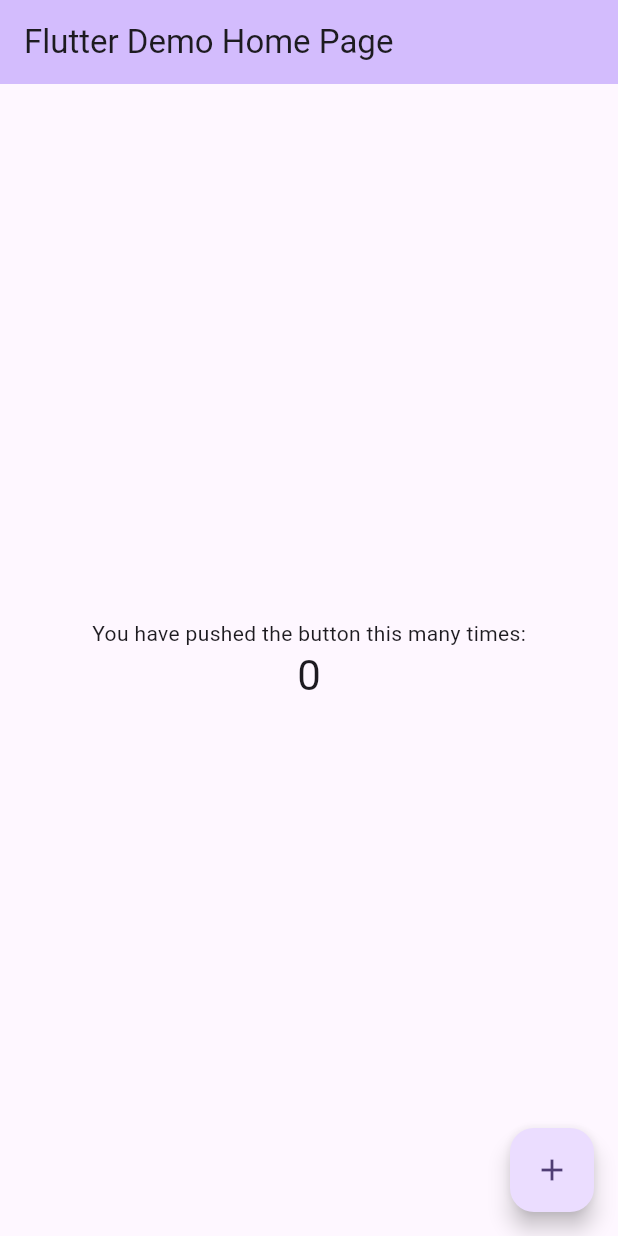
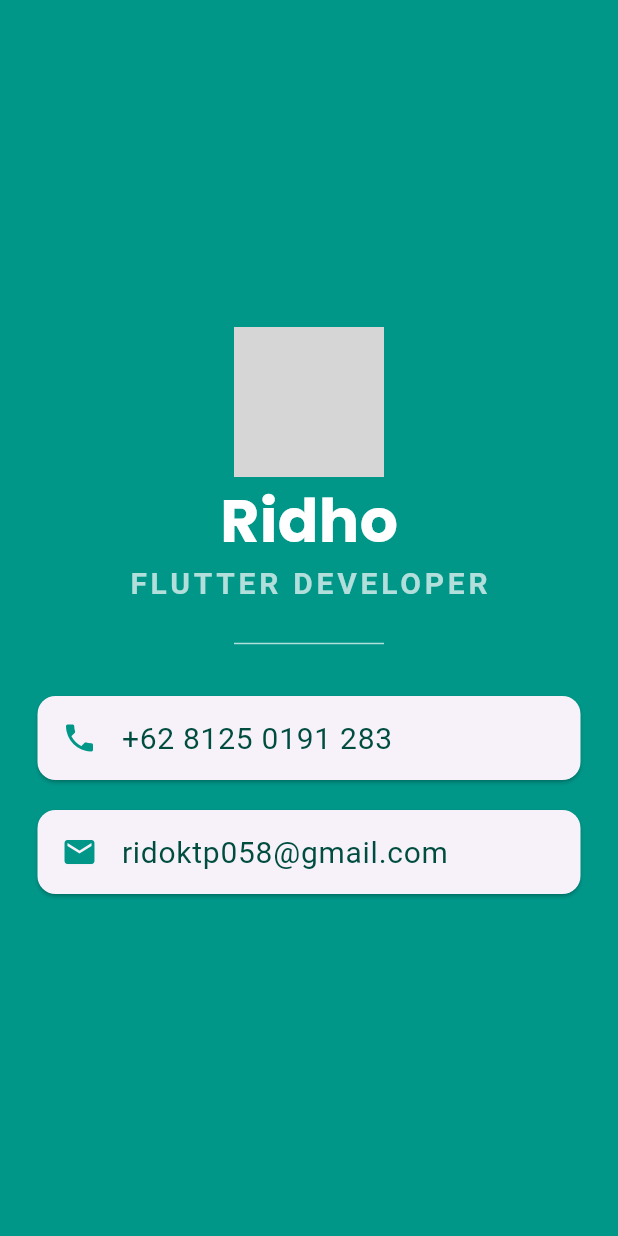
Before and after one commit to r306bsipnk/mbg_124b_presensi, a Flutter app: the screen it shows after launch, on a phone screen of 412 x 824 dp. Run offline on Flutter 3.47's test engine with Material 3 defaults, Android fonts, the phone set to English and light mode, and no system bars; our stand-ins replace google_fonts; Roboto replaces fonts that are missing (Source Sans Pro); grey boxes are pictures that could not be loaded.

Commit message:
membuat halaman profile

```diff
--- a/lib/main.dart
+++ b/lib/main.dart
@@ -1,4 +1,5 @@
 import 'package:flutter/material.dart';
+import 'package:presensi/views/profile_page.dart';
 
 void main() {
   runApp(const MyApp());
@@ -12,114 +13,7 @@ class MyApp extends StatelessWidget {
   Widget build(BuildContext context) {
     return MaterialApp(
       title: 'Flutter Demo',
-      theme: ThemeData(
-        // This is the theme of your application.
-        //
-        // TRY THIS: Try running your application with "flutter run". You'll see
-        // the application has a purple toolbar. Then, without quitting the app,
-        // try changing the seedColor in the colorScheme below to Colors.green
-        // and then invoke "hot reload" (save your changes or press the "hot
-        // reload" button in a Flutter-supported IDE, or press "r" if you used
-        // the command line to start the app).
-        //
-        // Notice that the counter didn't reset back to zero; the application
-        // state is not lost during the reload. To reset the state, use hot
-        // restart instead.
-        //
-        // This works for code too, not just values: Most code changes can be
-        // tested with just a hot reload.
-        colorScheme: ColorScheme.fromSeed(seedColor: Colors.deepPurple),
-        useMaterial3: true,
-      ),
-      home: const MyHomePage(title: 'Flutter Demo Home Page'),
+      home: CardProfile()
     );
   }
 }
-
-class MyHomePage extends StatefulWidget {
-  const MyHomePage({super.key, required this.title});
-
-  // This widget is the home page of your application. It is stateful, meaning
-  // that it has a State object (defined below) that contains fields that affect
-  // how it looks.
-
-  // This class is the configuration for the state. It holds the values (in this
-  // case the title) provided by the parent (in this case the App widget) and
-  // used by the build method of the State. Fields in a Widget subclass are
-  // always marked "final".
-
-  final String title;
-
-  @override
-  State<MyHomePage> createState() => _MyHomePageState();
-}
-
-class _MyHomePageState extends State<MyHomePage> {
-  int _counter = 0;
-
-  void _incrementCounter() {
-    setState(() {
-      // This call to setState tells the Flutter framework that something has
-      // changed in this State, which causes it to rerun the build method below
-      // so that the display can reflect the updated values. If we changed
-      // _counter without calling setState(), then the build method would not be
-      // called again, and so nothing would appear to happen.
-      _counter++;
-    });
-  }
-
-  @override
-  Widget build(BuildContext context) {
-    // This method is rerun every time setState is called, for instance as done
-    // by the _incrementCounter method above.
-    //
-    // The Flutter framework has been optimized to make rerunning build methods
-    // fast, so that you can just rebuild anything that needs updating rather
-    // than having to individually change instances of widgets.
-    return Scaffold(
-      appBar: AppBar(
-        // TRY THIS: Try changing the color here to a specific color (to
-        // Colors.amber, perhaps?) and trigger a hot reload to see the AppBar
-        // change color while the other colors stay the same.
-        backgroundColor: Theme.of(context).colorScheme.inversePrimary,
-        // Here we take the value from the MyHomePage object that was created by
-        // the App.build method, and use it to set our appbar title.
-        title: Text(widget.title),
-      ),
-      body: Center(
-        // Center is a layout widget. It takes a single child and positions it
-        // in the middle of the parent.
-        child: Column(
-          // Column is also a layout widget. It takes a list of children and
-          // arranges them vertically. By default, it sizes itself to fit its
-          // children horizontally, and tries to be as tall as its parent.
-          //
-          // Column has various properties to control how it sizes itself and
-          // how it positions its children. Here we use mainAxisAlignment to
-          // center the children vertically; the main axis here is the vertical
-          // axis because Columns are vertical (the cross axis would be
-          // horizontal).
-          //
-          // TRY THIS: Invoke "debug painting" (choose the "Toggle Debug Paint"
-          // action in the IDE, or press "p" in the console), to see the
-          // wireframe for each widget.
-          mainAxisAlignment: MainAxisAlignment.center,
-          children: <Widget>[
-            const Text(
-              'You have pushed the button this many times:',
-            ),
-            Text(
-              '$_counter',
-              style: Theme.of(context).textTheme.headlineMedium,
-            ),
-          ],
-        ),
-      ),
-      floatingActionButton: FloatingActionButton(
-        onPressed: _incrementCounter,
-        tooltip: 'Increment',
-        child: const Icon(Icons.add),
-      ), // This trailing comma makes auto-formatting nicer for build methods.
-    );
-  }
-}
--- /dev/null
+++ b/lib/views/profile_page.dart
@@ -0,0 +1,76 @@
+import 'package:flutter/material.dart';
+import 'package:google_fonts/google_fonts.dart';
+
+
+class CardProfile extends StatelessWidget {
+  const CardProfile({super.key});
+
+  @override
+  Widget build(BuildContext context) {
+    return Scaffold(
+      backgroundColor: Colors.teal,
+        body: SafeArea(child: Column(
+          mainAxisAlignment: MainAxisAlignment.center,
+          children: [
+            CircleAvatar(
+              radius: 50.0,
+              backgroundImage: AssetImage('assets/img/ridho.jpg'),
+            ),
+            Text('Ridho', style: GoogleFonts.poppins(
+              fontSize: 40.0,
+              color: Colors.white,
+              fontWeight: FontWeight.bold),
+            ),
+            Text('FLUTTER DEVELOPER', style: TextStyle(
+              fontFamily: 'Source Sans Pro',
+              color:Colors.teal.shade100,
+              fontSize: 20.0,
+              letterSpacing: 2.5,
+              fontWeight: FontWeight.bold),
+            ),
+            SizedBox(
+              height: 50.0,
+              width: 100.0,
+              child: Divider(
+                color: Colors.teal.shade100,
+              ),
+            ),
+            Card(
+              margin: EdgeInsets.symmetric(vertical: 10.0, horizontal: 25.0),
+              child: ListTile(
+                leading: Icon(
+                  Icons.phone,
+                  color: Colors.teal,
+                ),
+                title: Text('+62 8125 0191 283', style: TextStyle(
+                  color: Colors.teal.shade900,
+                  fontFamily:  'Source Sans Pro',
+                  fontSize: 20.0
+                ),
+                ),
+              ),
+            ),
+            Card(
+              margin: EdgeInsets.symmetric(
+                vertical: 10.0,
+                horizontal: 25.0,
+                ),
+                child: ListTile(
+                  leading: Icon(
+                    Icons.email,
+                    color: Colors.teal,
+                  ),
+                  title: Text('ridoktp058@gmail.com',
+                  style: TextStyle(
+                    fontSize: 20.0,
+                    color: Colors.teal.shade900,
+                    fontFamily: 'Source Sans Pro'),
+                    ),
+                ),
+            )
+            ],)
+
+      ),
+    );
+  }
+}
```
